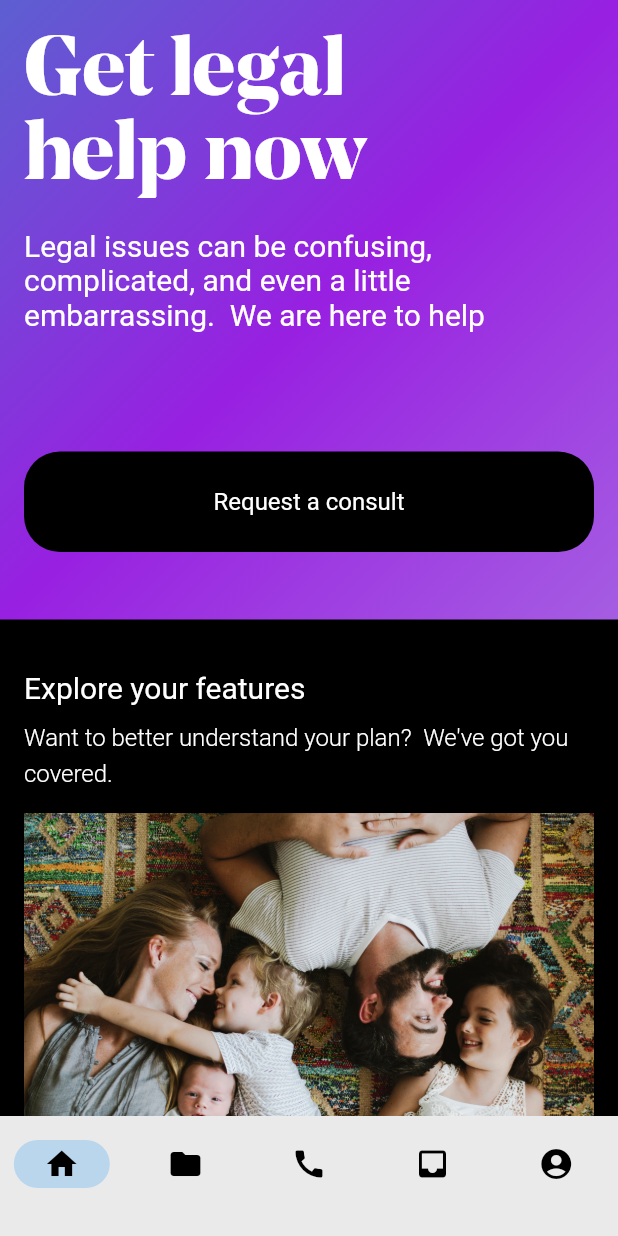
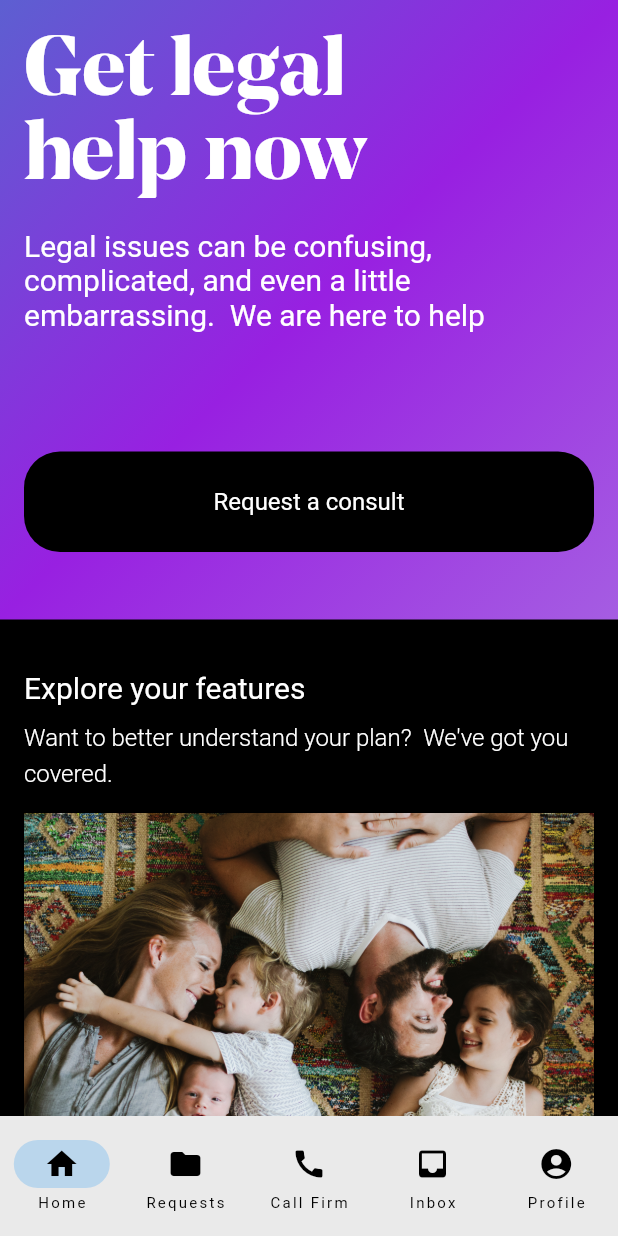
Before and after one commit to sjohnson-pplsi/fluttershield, a Flutter app: the screen it shows after launch, on a phone screen of 412 x 824 dp. Run offline on Flutter 3.47's test engine with Material 2 defaults, Android fonts, the phone set to English and light mode, and no system bars.

Commit message:
Created AppBar.

```diff
--- a/lib/main.dart
+++ b/lib/main.dart
@@ -2,9 +2,6 @@ import 'package:flutter/material.dart';
 import 'package:fluttershield/call_firm_screen.dart';
 import 'package:fluttershield/home_screen.dart';
 import 'package:fluttershield/requests_screen.dart';
-
-import 'login_screen.dart';
-import 'stopwatch.dart';
 
 void main() => runApp(const FlutterShield());
 
@@ -13,7 +10,13 @@ class FlutterShield extends StatelessWidget {
 
   @override
   Widget build(BuildContext context) {
-    return const MaterialApp(home: RootScreen());
+    return MaterialApp(
+        home: const RootScreen(),
+        theme: ThemeData(
+            appBarTheme: AppBarTheme(
+          backgroundColor: Colors.white,
+          elevation: 1,
+        )));
   }
 }
 
@@ -24,8 +27,22 @@ class RootScreen extends StatefulWidget {
   State<RootScreen> createState() => _RootScreenState();
 }
 
+class Destination {
+  final String label;
+  final Icon icon;
+
+  const Destination({required this.icon, required this.label});
+}
+
 class _RootScreenState extends State<RootScreen> {
   int index = 0;
+  final List<Destination> destinations = const [
+    Destination(icon: Icon(Icons.home), label: "Home"),
+    Destination(icon: Icon(Icons.folder), label: "Requests"),
+    Destination(icon: Icon(Icons.call), label: "Call Firm"),
+    Destination(icon: Icon(Icons.inbox), label: "Inbox"),
+    Destination(icon: Icon(Icons.account_circle), label: "Profile"),
+  ];
 
   _selectScreen(int nextIndex) {
     setState(() {
@@ -35,19 +52,60 @@ class _RootScreenState extends State<RootScreen> {
 
   @override
   Widget build(BuildContext context) {
-    return Scaffold(
-      bottomNavigationBar: NavigationBar(
-          selectedIndex: index,
-          onDestinationSelected: _selectScreen,
-          destinations: const [
-            NavigationDestination(icon: Icon(Icons.home), label: ""),
-            NavigationDestination(icon: Icon(Icons.folder), label: ""),
-            NavigationDestination(icon: Icon(Icons.call), label: ""),
-            NavigationDestination(icon: Icon(Icons.inbox), label: ""),
-            NavigationDestination(icon: Icon(Icons.account_circle), label: ""),
+    return LayoutBuilder(builder: (context, dimens) {
+      if (dimens.maxWidth >= 600) {
+        return Scaffold(
+          appBar: AppBar(
+              title: Row(
+            children: [
+              Image.asset("assets/logo.png"),
+              Padding(
+                padding: const EdgeInsets.only(left: 8.0),
+                child: Text("Legal",
+                    style: TextStyle(
+                        fontSize: 16,
+                        fontWeight: FontWeight.w700,
+                        color: Colors.black)),
+              ),
+              Expanded(child: Container()),
+              IconButton(
+                  onPressed: null,
+                  icon:
+                      Icon(Icons.help_outline_outlined, color: Colors.black54)),
+              IconButton(
+                  onPressed: null,
+                  icon: Icon(
+                    Icons.person_outline,
+                    color: Colors.black54,
+                  )),
+              Text("User", style: TextStyle(color: Colors.black54))
+            ],
+          )),
+          body: Row(children: [
+            NavigationRail(
+                elevation: 1,
+                extended: dimens.maxWidth >= 800,
+                minExtendedWidth: 180,
+                selectedIndex: index,
+                onDestinationSelected: _selectScreen,
+                destinations: destinations
+                    .map((e) => NavigationRailDestination(
+                        icon: e.icon, label: Text(e.label)))
+                    .toList()),
+            Expanded(child: _screen() ?? Container()),
           ]),
-      body: _screen(),
-    );
+        );
+      }
+      return Scaffold(
+        bottomNavigationBar: NavigationBar(
+            selectedIndex: index,
+            onDestinationSelected: _selectScreen,
+            destinations: destinations
+                .map((e) => NavigationDestination(icon: e.icon, label: e.label))
+                .toList()),
+        body: _screen(),
+      );
+    });
   }
 
   Widget? _screen() {
```
Also changed, not shown: assets/logo.png (added), assets/logo.svg (added).
